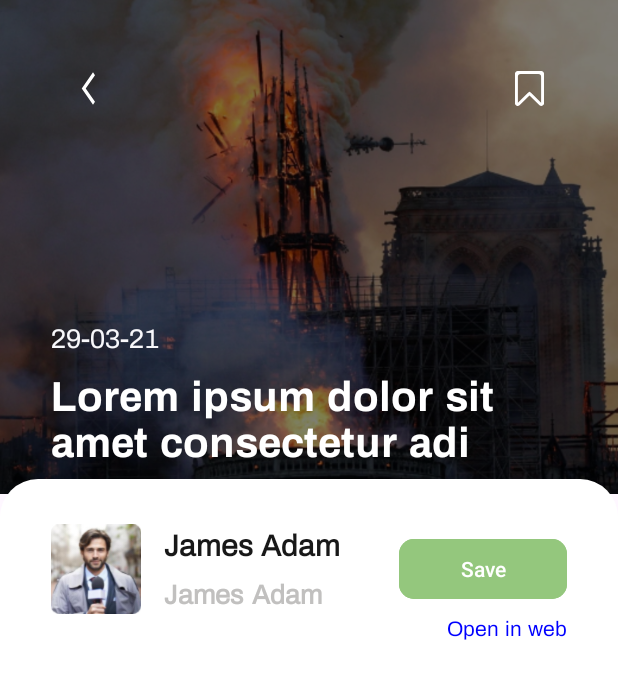
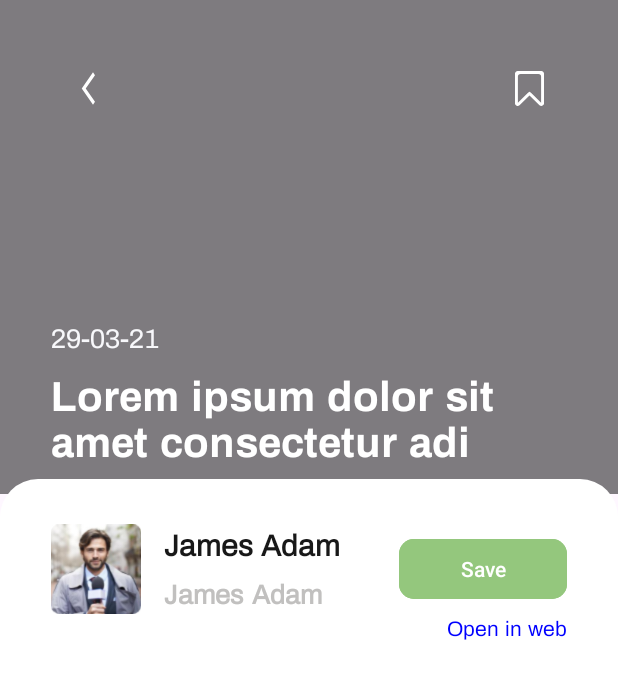
Before and after one commit to Vanshdeepkohli/newsbreeze, an Android app: the fragment FullNewsFragment placed in its activity, on a phone screen of 412 x 824 dp. Shown: the top 679 px of the screen. Run offline under Robolectric (Android 15) with nearby library versions, the phone set to English and light mode, and no system bars; our stand-ins replace Room's generated code; pictures from the network do not load.

Commit message:
second commit

```diff
--- a/app/src/main/java/com/example/newsbreeze/fragments/FullNewsFragment.kt
+++ b/app/src/main/java/com/example/newsbreeze/fragments/FullNewsFragment.kt
@@ -47,6 +47,12 @@ class FullNewsFragment : Fragment() {
                 Glide.with(requireContext()).load(it.urlToImage).into(newsImage)
                 authorName.text = it.author
                 authorId.text = it.source.name
+
+                if(it.isSaved == 1){
+                    saveBtn.text = "Saved"
+                }else{
+                    saveBtn.text = "Save"
+                }
             }
         }
 
--- a/app/src/main/res/layout/fragment_full_news.xml
+++ b/app/src/main/res/layout/fragment_full_news.xml
@@ -59,7 +59,7 @@
                 android:layout_height="match_parent"
                 android:contentDescription="@string/background_image"
                 android:scaleType="centerCrop"
-                android:src="@drawable/news_image" />
+                />
 
             <View
                 android:layout_width="match_parent"
```
Also changed, not shown: app/src/main/res/drawable/news_image.png (deleted).
